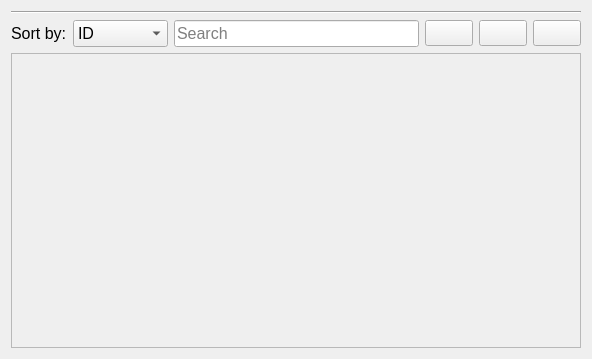
Qt form source/gridwidget.ui (radszy/ntscout) before a commit.
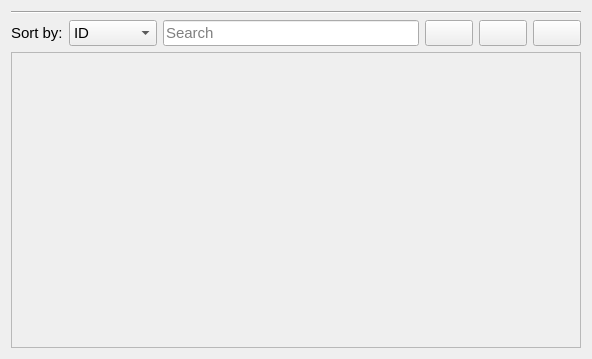
The same form after that commit. Icons and pictures are not drawn.

```diff
--- a/source/gridwidget.ui
+++ b/source/gridwidget.ui
@@ -30,7 +30,8 @@
       <widget class="QLabel" name="sortLabel">
        <property name="font">
         <font>
-         <pointsize>12</pointsize>
+         <family>Segoe UI</family>
+         <pointsize>11</pointsize>
         </font>
        </property>
        <property name="text">
@@ -42,7 +43,8 @@
       <widget class="QComboBox" name="sortBox">
        <property name="font">
         <font>
-         <pointsize>12</pointsize>
+         <family>Segoe UI</family>
+         <pointsize>11</pointsize>
         </font>
        </property>
        <item>
@@ -71,7 +73,8 @@
       <widget class="QLineEdit" name="searchField">
        <property name="font">
         <font>
-         <pointsize>12</pointsize>
+         <family>Segoe UI</family>
+         <pointsize>11</pointsize>
         </font>
        </property>
        <property name="placeholderText">
@@ -176,7 +179,7 @@
         <x>0</x>
         <y>0</y>
         <width>572</width>
-        <height>292</height>
+        <height>290</height>
        </rect>
       </property>
       <layout class="QVBoxLayout" name="verticalLayout_2">
```
